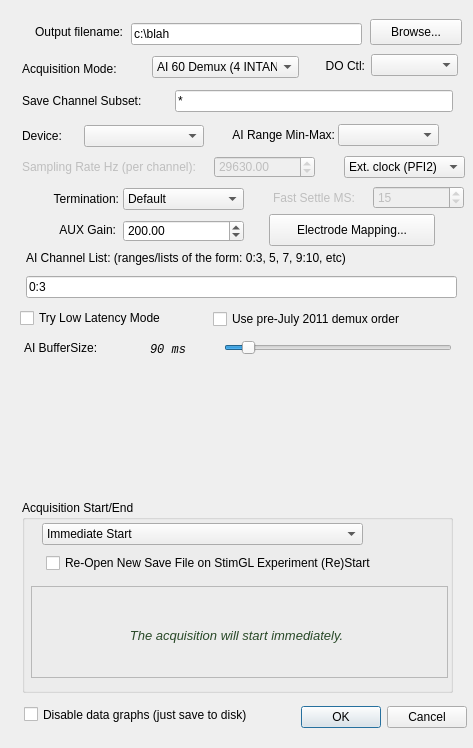
The window that ConfigureDialog.ui (acorver/SpikeGL) describes before a commit, drawn with Qt 5.
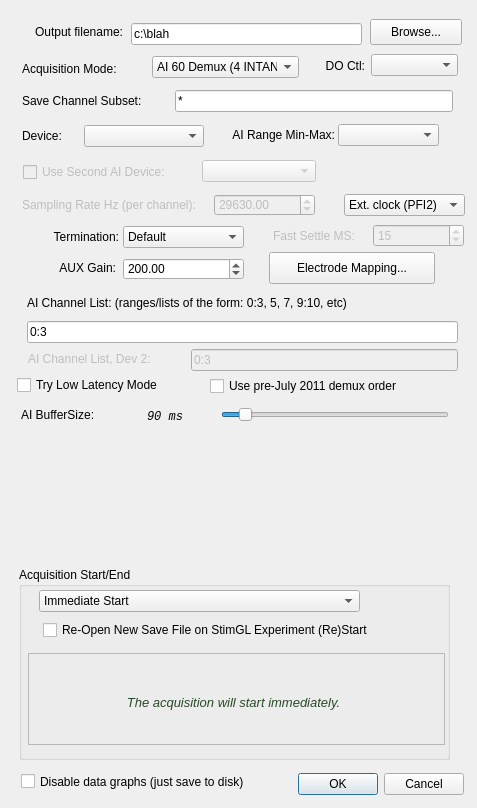
The same window after the commit. Icons and pictures are not drawn.

```diff
--- a/ConfigureDialog.ui
+++ b/ConfigureDialog.ui
@@ -9,8 +9,8 @@
    <rect>
     <x>0</x>
     <y>0</y>
-    <width>473</width>
-    <height>748</height>
+    <width>477</width>
+    <height>808</height>
    </rect>
   </property>
   <property name="windowTitle">
@@ -29,8 +29,8 @@
   <widget class="QDialogButtonBox" name="buttonBox">
    <property name="geometry">
     <rect>
-     <x>294</x>
-     <y>701</y>
+     <x>291</x>
+     <y>768</y>
      <width>173</width>
      <height>32</height>
     </rect>
@@ -144,8 +144,8 @@
   <widget class="QLineEdit" name="channelListLE">
    <property name="geometry">
     <rect>
-     <x>26</x>
-     <y>276</y>
+     <x>27</x>
+     <y>321</y>
      <width>431</width>
      <height>22</height>
     </rect>
@@ -160,8 +160,8 @@
   <widget class="QLabel" name="channelListLabel">
    <property name="geometry">
     <rect>
-     <x>26</x>
-     <y>250</y>
+     <x>27</x>
+     <y>295</y>
      <width>421</width>
      <height>16</height>
     </rect>
@@ -180,7 +180,7 @@
    <property name="geometry">
     <rect>
      <x>22</x>
-     <y>156</y>
+     <y>194</y>
      <width>183</width>
      <height>21</height>
     </rect>
@@ -199,7 +199,7 @@
    <property name="geometry">
     <rect>
      <x>214</x>
-     <y>156</y>
+     <y>194</y>
      <width>101</width>
      <height>22</height>
     </rect>
@@ -224,7 +224,7 @@
    <property name="geometry">
     <rect>
      <x>344</x>
-     <y>156</y>
+     <y>194</y>
      <width>121</width>
      <height>22</height>
     </rect>
@@ -247,8 +247,8 @@
   <widget class="QCheckBox" name="disableGraphsChk">
    <property name="geometry">
     <rect>
-     <x>24</x>
-     <y>704</y>
+     <x>21</x>
+     <y>771</y>
      <width>273</width>
      <height>21</height>
     </rect>
@@ -263,8 +263,8 @@
   <widget class="QGroupBox" name="acqStartEndGB">
    <property name="geometry">
     <rect>
-     <x>22</x>
-     <y>500</y>
+     <x>19</x>
+     <y>567</y>
      <width>431</width>
      <height>193</height>
     </rect>
@@ -492,7 +492,7 @@
    <property name="geometry">
     <rect>
      <x>123</x>
-     <y>188</y>
+     <y>226</y>
      <width>121</width>
      <height>22</height>
     </rect>
@@ -530,7 +530,7 @@
    <property name="geometry">
     <rect>
      <x>19</x>
-     <y>188</y>
+     <y>226</y>
      <width>100</width>
      <height>22</height>
     </rect>
@@ -552,7 +552,7 @@
    <property name="geometry">
     <rect>
      <x>373</x>
-     <y>186</y>
+     <y>224</y>
      <width>91</width>
      <height>23</height>
     </rect>
@@ -577,7 +577,7 @@
    <property name="geometry">
     <rect>
      <x>273</x>
-     <y>188</y>
+     <y>226</y>
      <width>91</width>
      <height>20</height>
     </rect>
@@ -596,7 +596,7 @@
    <property name="geometry">
     <rect>
      <x>19</x>
-     <y>219</y>
+     <y>257</y>
      <width>97</width>
      <height>22</height>
     </rect>
@@ -615,7 +615,7 @@
    <property name="geometry">
     <rect>
      <x>123</x>
-     <y>220</y>
+     <y>258</y>
      <width>121</width>
      <height>22</height>
     </rect>
@@ -637,7 +637,7 @@
    <property name="geometry">
     <rect>
      <x>269</x>
-     <y>214</y>
+     <y>252</y>
      <width>166</width>
      <height>32</height>
     </rect>
@@ -649,8 +649,8 @@
   <widget class="QWidget" name="aoPassthruWidget" native="true">
    <property name="geometry">
     <rect>
-     <x>22</x>
-     <y>369</y>
+     <x>19</x>
+     <y>436</y>
      <width>431</width>
      <height>121</height>
     </rect>
@@ -700,8 +700,8 @@
   <widget class="QCheckBox" name="lowLatencyChk">
    <property name="geometry">
     <rect>
-     <x>20</x>
-     <y>306</y>
+     <x>17</x>
+     <y>373</y>
      <width>192</width>
      <height>24</height>
     </rect>
@@ -713,8 +713,8 @@
   <widget class="QCheckBox" name="preJuly2011DemuxCB">
    <property name="geometry">
     <rect>
-     <x>213</x>
-     <y>305</y>
+     <x>210</x>
+     <y>372</y>
      <width>245</width>
      <height>28</height>
     </rect>
@@ -740,8 +740,8 @@
   <widget class="QSlider" name="bufferSizeSlider">
    <property name="geometry">
     <rect>
-     <x>224</x>
-     <y>337</y>
+     <x>221</x>
+     <y>404</y>
      <width>228</width>
      <height>22</height>
     </rect>
@@ -771,8 +771,8 @@
   <widget class="QLabel" name="aiBufferSizeLbl">
    <property name="geometry">
     <rect>
-     <x>24</x>
-     <y>340</y>
+     <x>21</x>
+     <y>407</y>
      <width>97</width>
      <height>16</height>
     </rect>
@@ -793,8 +793,8 @@
   <widget class="QLabel" name="aiBufSzLbl">
    <property name="geometry">
     <rect>
-     <x>119</x>
-     <y>340</y>
+     <x>116</x>
+     <y>407</y>
      <width>98</width>
      <height>20</height>
     </rect>
@@ -821,6 +821,73 @@
     <set>Qt::AlignCenter</set>
    </property>
   </widget>
+  <widget class="QComboBox" name="deviceCB_2">
+   <property name="enabled">
+    <bool>false</bool>
+   </property>
+   <property name="geometry">
+    <rect>
+     <x>202</x>
+     <y>160</y>
+     <width>114</width>
+     <height>22</height>
+    </rect>
+   </property>
+   <property name="toolTip">
+    <string>The NI Device to use for the acquisition</string>
+   </property>
+  </widget>
+  <widget class="QCheckBox" name="dualDevModeChk">
+   <property name="enabled">
+    <bool>false</bool>
+   </property>
+   <property name="geometry">
+    <rect>
+     <x>23</x>
+     <y>162</y>
+     <width>179</width>
+     <height>20</height>
+    </rect>
+   </property>
+   <property name="text">
+    <string>Use Second AI Device:</string>
+   </property>
+  </widget>
+  <widget class="QLineEdit" name="channelListLE_2">
+   <property name="enabled">
+    <bool>false</bool>
+   </property>
+   <property name="geometry">
+    <rect>
+     <x>191</x>
+     <y>349</y>
+     <width>267</width>
+     <height>22</height>
+    </rect>
+   </property>
+   <property name="toolTip">
+    <string>Enter a list of _real_ AI channels to acquire.  Ranges such as 0-3 or comma-separated-lists such as 1,2,3,4 are ok.</string>
+   </property>
+   <property name="text">
+    <string>0:3</string>
+   </property>
+  </widget>
+  <widget class="QLabel" name="secondDevLbl">
+   <property name="enabled">
+    <bool>false</bool>
+   </property>
+   <property name="geometry">
+    <rect>
+     <x>28</x>
+     <y>351</y>
+     <width>158</width>
+     <height>16</height>
+    </rect>
+   </property>
+   <property name="text">
+    <string>AI Channel List, Dev 2:</string>
+   </property>
+  </widget>
  </widget>
  <tabstops>
   <tabstop>outputFileLE</tabstop>
```
